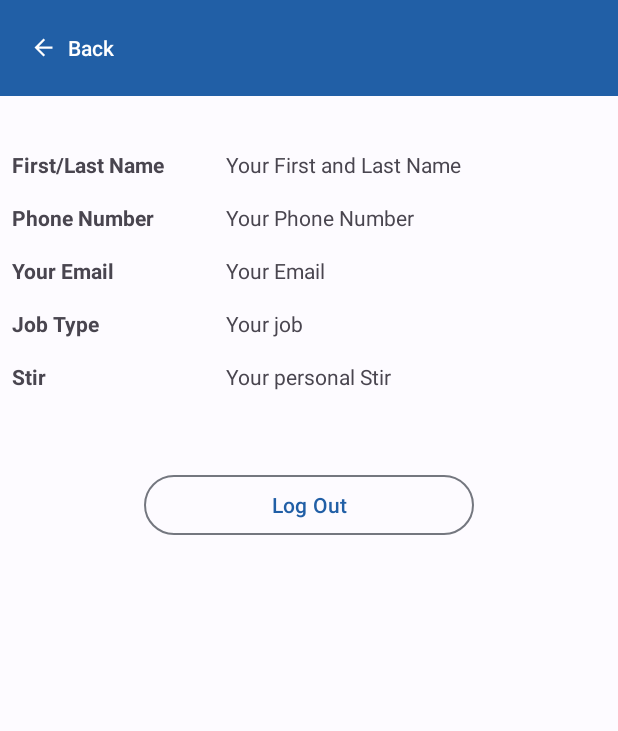
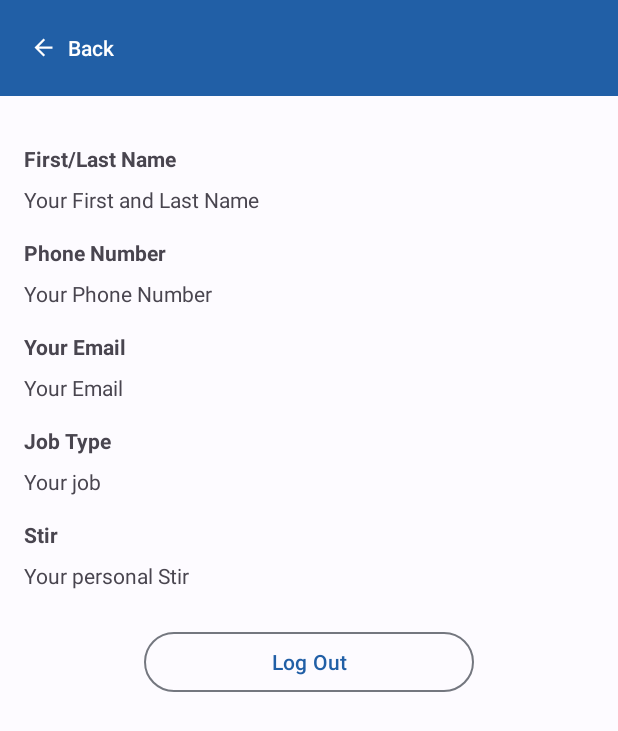
Before and after one commit to alisherotajonov866/A1PMS-Mobile-App, an Android app: the layout fragment_profile.xml on its own in the app's theme, with its tools: preview values and no code run, on a phone screen of 412 x 824 dp. Shown: the top 731 px of the screen. Run offline under Robolectric (Android 15) with nearby library versions, the phone set to English and light mode, and no system bars.

Commit message:
Bug fixes and other good improvements

```diff
--- a/app/src/main/java/com/example/a1pms_mobile_app/login/LogIn.kt
+++ b/app/src/main/java/com/example/a1pms_mobile_app/login/LogIn.kt
@@ -13,6 +13,7 @@ import androidx.navigation.fragment.findNavController
 import com.example.a1pms_mobile_app.R
 import com.example.a1pms_mobile_app.databinding.FragmentLogInBinding
 import com.example.a1pms_mobile_app.network.RetrofitProvider
+import com.example.a1pms_mobile_app.preference.SharedPrefsUtils
 import com.example.a1pms_mobile_app.view_model.LoginState
 import com.example.a1pms_mobile_app.view_model.LoginViewModel
 import com.example.a1pms_mobile_app.view_model.LoginViewModelFactory
@@ -48,6 +49,7 @@ class LogIn : Fragment() {
             when (state) {
                 is LoginState.Success -> {
                     SharedPrefsUtils.saveToken(requireContext(), state.token)
+                    SharedPrefsUtils.saveUserData(requireContext(), state.user)
                     userDataViewModel.setUserData(state.user)
                     onLoginSuccessGoDashboard()
                 }
--- a/app/src/main/java/com/example/a1pms_mobile_app/login/TokenInterceptor.kt
+++ b/app/src/main/java/com/example/a1pms_mobile_app/preference/TokenInterceptor.kt
@@ -1,4 +1,4 @@
-package com.example.a1pms_mobile_app.login
+package com.example.a1pms_mobile_app.preference
 
 import android.content.Context
 import okhttp3.Interceptor
--- a/app/src/main/res/layout/fragment_problem_projects.xml
+++ b/app/src/main/res/layout/fragment_problem_projects.xml
@@ -42,6 +42,7 @@
             android:layout_height="wrap_content"
             android:layout_marginStart="16dp"
             android:text="@string/problem_projects"
+            android:textColor="?attr/colorOnPrimary"
             android:textSize="22sp"
             app:layout_constraintBottom_toBottomOf="@+id/toolbarDashboard"
             app:layout_constraintStart_toStartOf="parent"
--- a/app/src/main/res/layout/fragment_profile.xml
+++ b/app/src/main/res/layout/fragment_profile.xml
@@ -7,6 +7,7 @@
     tools:context=".Profile">
 
     <androidx.constraintlayout.widget.ConstraintLayout
+        android:id="@+id/constraintLayout"
         android:layout_width="match_parent"
         android:layout_height="wrap_content"
         app:layout_constraintEnd_toEndOf="parent"
@@ -45,12 +46,12 @@
         android:id="@+id/textView"
         android:layout_width="wrap_content"
         android:layout_height="wrap_content"
-        android:layout_marginStart="8dp"
-        android:layout_marginTop="100dp"
+        android:layout_marginStart="16dp"
+        android:layout_marginTop="32dp"
         android:text="First/Last Name"
         android:textStyle="bold"
         app:layout_constraintStart_toStartOf="parent"
-        app:layout_constraintTop_toTopOf="parent" />
+        app:layout_constraintTop_toBottomOf="@+id/constraintLayout" />
 
     <TextView
         android:id="@+id/textView2"
@@ -59,8 +60,8 @@
         android:layout_marginTop="16dp"
         android:text="Phone Number"
         android:textStyle="bold"
-        app:layout_constraintStart_toStartOf="@+id/textView"
-        app:layout_constraintTop_toBottomOf="@+id/textView" />
+        app:layout_constraintStart_toStartOf="@+id/tvFirstLastName"
+        app:layout_constraintTop_toBottomOf="@+id/tvFirstLastName" />
 
     <TextView
         android:id="@+id/textView3"
@@ -69,8 +70,8 @@
         android:layout_marginTop="16dp"
         android:text="@string/email"
         android:textStyle="bold"
-        app:layout_constraintStart_toStartOf="@+id/textView2"
-        app:layout_constraintTop_toBottomOf="@+id/textView2" />
+        app:layout_constraintStart_toStartOf="@+id/tvPhoneNumber"
+        app:layout_constraintTop_toBottomOf="@+id/tvPhoneNumber" />
 
     <TextView
         android:id="@+id/textView4"
@@ -79,8 +80,8 @@
         android:layout_marginTop="16dp"
         android:text="Job Type"
         android:textStyle="bold"
-        app:layout_constraintStart_toStartOf="@+id/textView3"
-        app:layout_constraintTop_toBottomOf="@+id/textView3" />
+        app:layout_constraintStart_toStartOf="@+id/tvEmail"
+        app:layout_constraintTop_toBottomOf="@+id/tvEmail" />
 
     <TextView
         android:id="@+id/textView5"
@@ -89,71 +90,64 @@
         android:layout_marginTop="16dp"
         android:text="Stir"
         android:textStyle="bold"
-        app:layout_constraintStart_toStartOf="@+id/textView4"
-        app:layout_constraintTop_toBottomOf="@+id/textView4" />
+        app:layout_constraintStart_toStartOf="@+id/tvJobType"
+        app:layout_constraintTop_toBottomOf="@+id/tvJobType" />
 
     <TextView
         android:id="@+id/tvFirstLastName"
         android:layout_width="wrap_content"
         android:layout_height="wrap_content"
+        android:layout_marginTop="8dp"
         android:text="Your First and Last Name"
-        app:layout_constraintBottom_toBottomOf="@+id/textView"
-        app:layout_constraintStart_toStartOf="@+id/guideline"
-        app:layout_constraintTop_toTopOf="@+id/textView" />
+        app:layout_constraintStart_toStartOf="@+id/textView"
+        app:layout_constraintTop_toBottomOf="@+id/textView" />
 
     <TextView
         android:id="@+id/tvPhoneNumber"
         android:layout_width="wrap_content"
         android:layout_height="wrap_content"
-        android:layout_marginTop="16dp"
+        android:layout_marginTop="8dp"
         android:text="Your Phone Number"
-        app:layout_constraintStart_toStartOf="@+id/tvFirstLastName"
-        app:layout_constraintTop_toBottomOf="@+id/tvFirstLastName" />
+        app:layout_constraintStart_toStartOf="@+id/textView2"
+        app:layout_constraintTop_toBottomOf="@+id/textView2" />
 
     <TextView
         android:id="@+id/tvEmail"
         android:layout_width="wrap_content"
         android:layout_height="wrap_content"
-        android:layout_marginTop="16dp"
+        android:layout_marginTop="8dp"
         android:text="Your Email"
-        app:layout_constraintStart_toStartOf="@+id/tvPhoneNumber"
-        app:layout_constraintTop_toBottomOf="@+id/tvPhoneNumber" />
+        app:layout_constraintStart_toStartOf="@+id/textView3"
+        app:layout_constraintTop_toBottomOf="@+id/textView3" />
 
     <TextView
         android:id="@+id/tvJobType"
         android:layout_width="wrap_content"
         android:layout_height="wrap_content"
-        android:layout_marginTop="16dp"
+        android:layout_marginTop="8dp"
         android:text="Your job"
-        app:layout_constraintStart_toStartOf="@+id/tvEmail"
-        app:layout_constraintTop_toBottomOf="@+id/tvEmail" />
+        app:layout_constraintStart_toStartOf="@+id/textView4"
+        app:layout_constraintTop_toBottomOf="@+id/textView4" />
 
     <TextView
         android:id="@+id/tvStir"
         android:layout_width="wrap_content"
         android:layout_height="wrap_content"
-        android:layout_marginTop="16dp"
+        android:layout_marginTop="8dp"
         android:text="Your personal Stir"
-        app:layout_constraintStart_toStartOf="@+id/tvJobType"
-        app:layout_constraintTop_toBottomOf="@+id/tvJobType" />
+        app:layout_constraintStart_toStartOf="@+id/textView5"
+        app:layout_constraintTop_toBottomOf="@+id/textView5" />
 
     <Button
         android:id="@+id/btnLogOut"
         style="?attr/materialButtonOutlinedStyle"
         android:layout_width="220dp"
         android:layout_height="wrap_content"
-        android:layout_marginTop="52dp"
+        android:layout_marginTop="24dp"
         android:text="@string/log_out"
         app:layout_constraintEnd_toEndOf="parent"
         app:layout_constraintStart_toStartOf="parent"
-        app:layout_constraintTop_toBottomOf="@+id/textView5" />
-
-    <androidx.constraintlayout.widget.Guideline
-        android:id="@+id/guideline"
-        android:layout_width="wrap_content"
-        android:layout_height="wrap_content"
-        android:orientation="vertical"
-        app:layout_constraintGuide_begin="151dp" />
+        app:layout_constraintTop_toBottomOf="@+id/tvStir" />
 
 
 </androidx.constraintlayout.widget.ConstraintLayout>
--- a/app/src/main/res/layout/fragment_projects.xml
+++ b/app/src/main/res/layout/fragment_projects.xml
@@ -38,6 +38,7 @@
             android:layout_height="wrap_content"
             android:layout_marginStart="16dp"
             android:text="@string/projects"
+            android:textColor="?attr/colorOnPrimary"
             android:textSize="22sp"
             app:layout_constraintBottom_toBottomOf="@+id/toolbarDashboard"
             app:layout_constraintStart_toStartOf="parent"
--- a/app/src/main/res/layout/fragment_settings.xml
+++ b/app/src/main/res/layout/fragment_settings.xml
@@ -38,6 +38,7 @@
             android:layout_height="wrap_content"
             android:layout_marginStart="16dp"
             android:text="@string/settings"
+            android:textColor="?attr/colorOnPrimary"
             android:textSize="22sp"
             app:layout_constraintBottom_toBottomOf="@+id/toolbarDashboard"
             app:layout_constraintStart_toStartOf="parent"
```
Also changed, not shown: app/src/main/java/com/example/a1pms_mobile_app/MainActivity.kt (+10 -0 lines), app/src/main/java/com/example/a1pms_mobile_app/Profile.kt (+17 -1 lines), app/src/main/java/com/example/a1pms_mobile_app/dashboard/Dashboard.kt (+1 -8 lines), app/src/main/java/com/example/a1pms_mobile_app/login/PreferenceProvider.kt (deleted, +0 -31 lines), app/src/main/java/com/example/a1pms_mobile_app/preference/SharedPrefsUtils.kt (added, +63 -0 lines), app/src/main/res/layout/fragment_dashboard.xml (+1 -10 lines).
